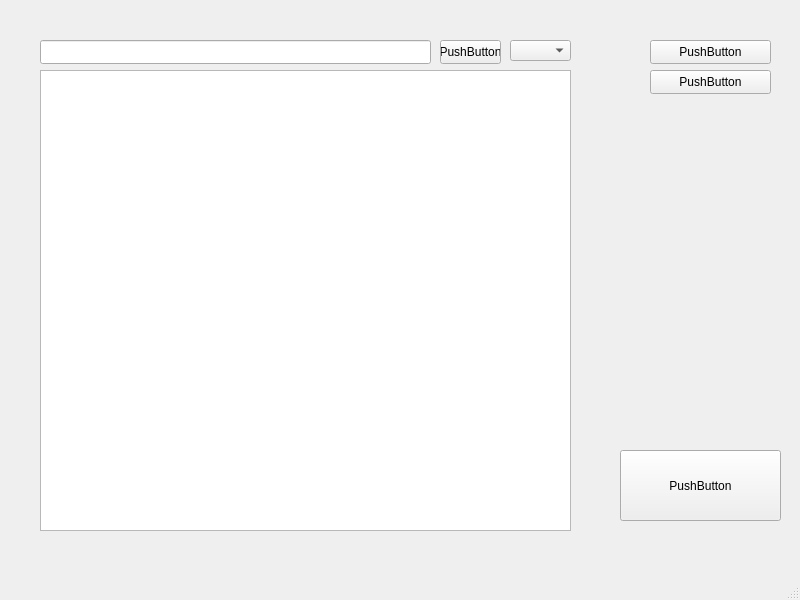
jmakkie/MateriaaliLaskuri, file MateriaaliLaskuri/mainwindow.ui: the form before one commit.
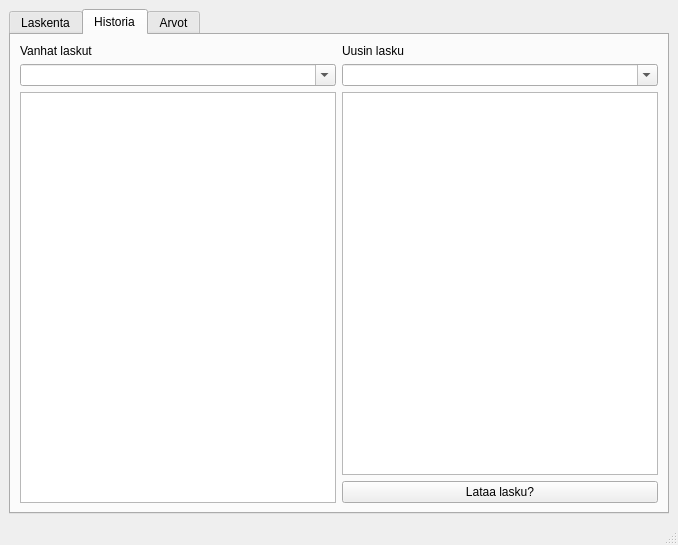
The form after the commit.

The edit to the form file:
```diff
--- a/MateriaaliLaskuri/mainwindow.ui
+++ b/MateriaaliLaskuri/mainwindow.ui
@@ -6,96 +6,126 @@
    <rect>
     <x>0</x>
     <y>0</y>
-    <width>800</width>
-    <height>600</height>
+    <width>678</width>
+    <height>545</height>
    </rect>
   </property>
   <property name="windowTitle">
    <string>MainWindow</string>
   </property>
   <widget class="QWidget" name="centralwidget">
-   <widget class="QPushButton" name="calculatebutton">
-    <property name="geometry">
-     <rect>
-      <x>620</x>
-      <y>450</y>
-      <width>161</width>
-      <height>71</height>
-     </rect>
-    </property>
-    <property name="text">
-     <string>PushButton</string>
-    </property>
-   </widget>
-   <widget class="QTableView" name="tableView">
-    <property name="geometry">
-     <rect>
-      <x>40</x>
-      <y>70</y>
-      <width>531</width>
-      <height>461</height>
-     </rect>
-    </property>
-   </widget>
-   <widget class="QPushButton" name="historybutton">
-    <property name="geometry">
-     <rect>
-      <x>650</x>
-      <y>40</y>
-      <width>121</width>
-      <height>24</height>
-     </rect>
-    </property>
-    <property name="text">
-     <string>PushButton</string>
-    </property>
-   </widget>
-   <widget class="QPushButton" name="changesbutton">
-    <property name="geometry">
-     <rect>
-      <x>650</x>
-      <y>70</y>
-      <width>121</width>
-      <height>24</height>
-     </rect>
-    </property>
-    <property name="text">
-     <string>PushButton</string>
-    </property>
-   </widget>
-   <widget class="QLineEdit" name="searchline">
-    <property name="geometry">
-     <rect>
-      <x>40</x>
-      <y>40</y>
-      <width>391</width>
-      <height>24</height>
-     </rect>
-    </property>
-   </widget>
-   <widget class="QPushButton" name="searchbutton">
-    <property name="geometry">
-     <rect>
-      <x>440</x>
-      <y>40</y>
-      <width>61</width>
-      <height>24</height>
-     </rect>
-    </property>
-    <property name="text">
-     <string>PushButton</string>
-    </property>
-   </widget>
-   <widget class="QComboBox" name="comboBox">
-    <property name="geometry">
-     <rect>
-      <x>510</x>
-      <y>40</y>
-      <width>61</width>
-      <height>21</height>
-     </rect>
-    </property>
-   </widget>
+   <layout class="QHBoxLayout" name="horizontalLayout">
+    <item>
+     <layout class="QVBoxLayout" name="verticalLayout">
+      <item>
+       <widget class="QTabWidget" name="tabWidget">
+        <property name="tabPosition">
+         <enum>QTabWidget::TabPosition::North</enum>
+        </property>
+        <property name="tabShape">
+         <enum>QTabWidget::TabShape::Rounded</enum>
+        </property>
+        <property name="currentIndex">
+         <number>1</number>
+        </property>
+        <widget class="QWidget" name="tab">
+         <attribute name="title">
+          <string>Laskenta</string>
+         </attribute>
+         <attribute name="toolTip">
+          <string>Laske uudelleen</string>
+         </attribute>
+         <layout class="QGridLayout" name="gridLayout">
+          <item row="1" column="0">
+           <widget class="QComboBox" name="comboBox">
+            <property name="editable">
+             <bool>true</bool>
+            </property>
+           </widget>
+          </item>
+          <item row="2" column="0">
+           <widget class="QTableView" name="tableView"/>
+          </item>
+          <item row="2" column="1">
+           <widget class="QPushButton" name="LaskeButton">
+            <property name="text">
+             <string>Laske</string>
+            </property>
+           </widget>
+          </item>
+          <item row="0" column="0">
+           <widget class="QLabel" name="label_3">
+            <property name="text">
+             <string>Materiaalit</string>
+            </property>
+           </widget>
+          </item>
+         </layout>
+        </widget>
+        <widget class="QWidget" name="tab_2">
+         <attribute name="title">
+          <string>Historia</string>
+         </attribute>
+         <attribute name="toolTip">
+          <string>Katso vanhoja laskelmia</string>
+         </attribute>
+         <layout class="QGridLayout" name="gridLayout_2">
+          <item row="1" column="1">
+           <widget class="QComboBox" name="comboBox_3">
+            <property name="editable">
+             <bool>true</bool>
+            </property>
+           </widget>
+          </item>
+          <item row="2" column="0" rowspan="2">
+           <widget class="QTableWidget" name="tableWidget"/>
+          </item>
+          <item row="3" column="1">
+           <widget class="QPushButton" name="Lataalasku">
+            <property name="text">
+             <string>Lataa lasku?</string>
+            </property>
+           </widget>
+          </item>
+          <item row="2" column="1">
+           <widget class="QTableWidget" name="tableWidget_2"/>
+          </item>
+          <item row="1" column="0">
+           <widget class="QComboBox" name="comboBox_2">
+            <property name="editable">
+             <bool>true</bool>
+            </property>
+           </widget>
+          </item>
+          <item row="0" column="0">
+           <widget class="QLabel" name="label">
+            <property name="text">
+             <string>Vanhat laskut</string>
+            </property>
+           </widget>
+          </item>
+          <item row="0" column="1">
+           <widget class="QLabel" name="label_2">
+            <property name="text">
+             <string>Uusin lasku</string>
+            </property>
+           </widget>
+          </item>
+         </layout>
+        </widget>
+        <widget class="QWidget" name="tab_3">
+         <attribute name="title">
+          <string>Arvot</string>
+         </attribute>
+         <attribute name="toolTip">
+          <string>Muuta arvoja laskuille</string>
+         </attribute>
+        </widget>
+       </widget>
+      </item>
+     </layout>
+    </item>
+   </layout>
   </widget>
   <widget class="QMenuBar" name="menubar">
    <property name="geometry">
```
Left out of the diff: 2 changed lines with no effect on the pictures.
